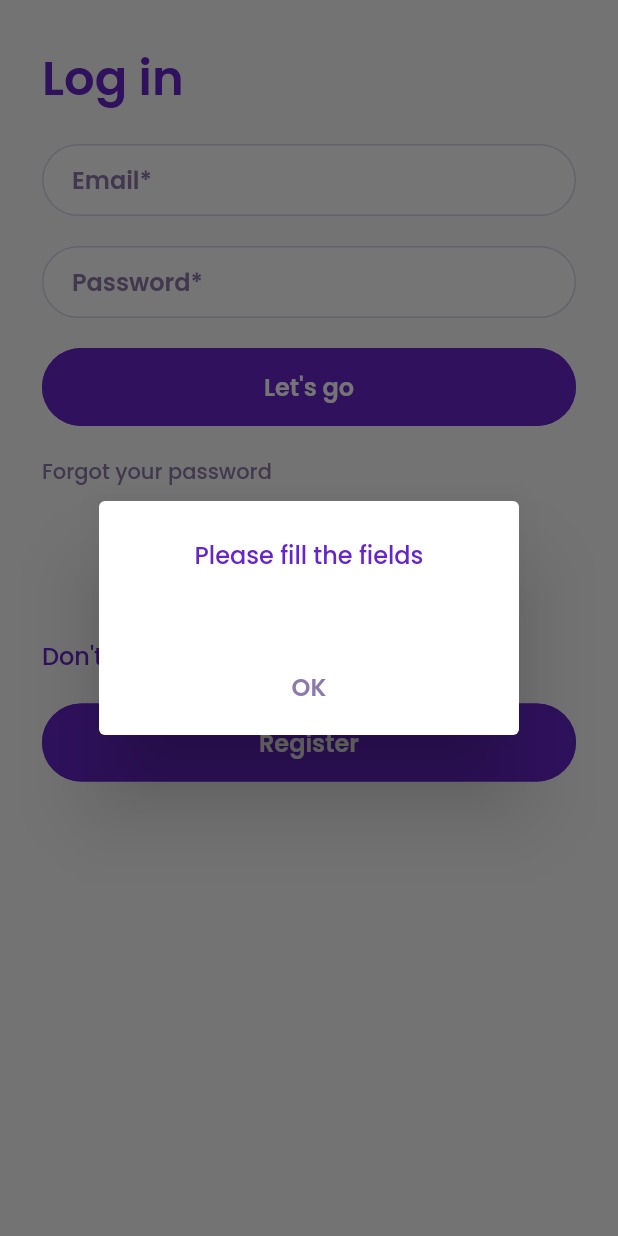
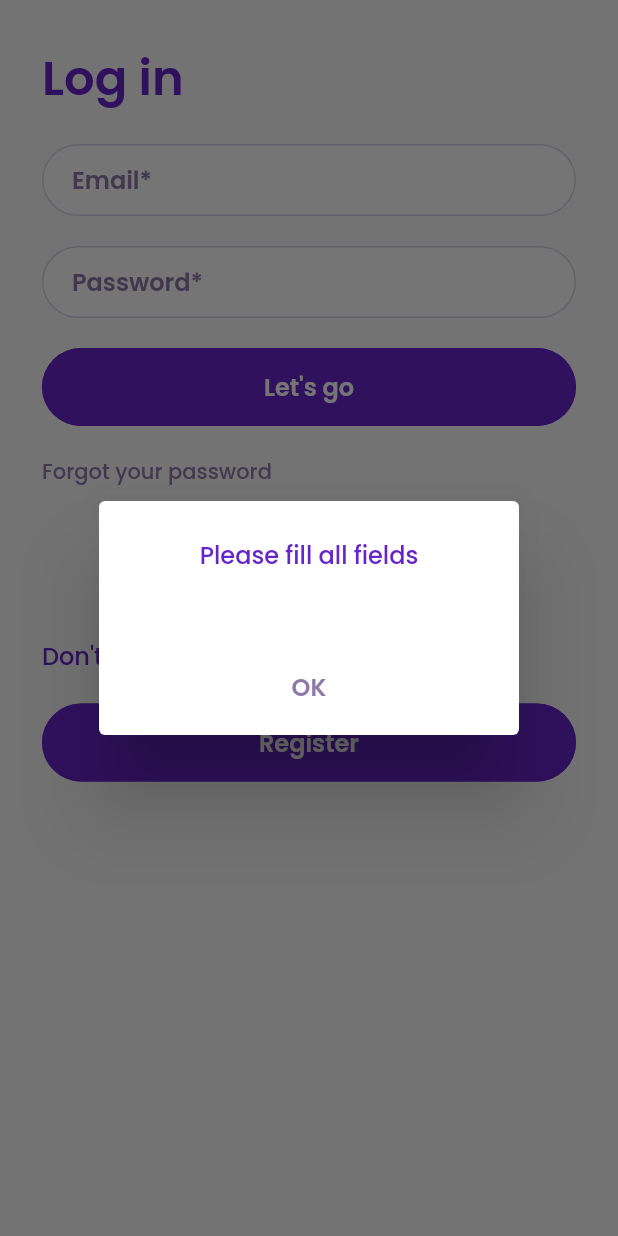
Before and after one commit to boranpek/spark_auth_demo, a Flutter app: the LoginView screen opened directly, after a tap on "Let's go", on a phone screen of 412 x 824 dp. Run offline on Flutter 3.47's test engine with Material 2 defaults, Android fonts, the phone set to English and light mode, and no system bars; our stand-ins replace bloc, cloud_firestore, dropdown_button2, equatable, firebase_auth, firebase_core and 3 more; accounts and stored records are empty.

Commit message:
make texts constant

```diff
--- a/lib/core/constants/texts/texts.dart
+++ b/lib/core/constants/texts/texts.dart
@@ -21,4 +21,19 @@ class AppTexts {
   static const dontHaveAccount = "Don't have an account? Register now!";
   static const fotgotPassDescription =
       "Enter the email address associated with your account and we'll email you a link to reset your password.";
+  static const errorWrongEmailOrPassword = 'Wrong email or password';
+  static const pleaseWait = 'Please wait...';
+  static const errorPleaseFillAll = 'Please fill all fields';
+  static const errorPleaseCheckPrivacy = 'Please check privacy policy';
+  static const pleaseEnterYourEmail = 'Please enter your email';
+  static const errorWrongEmail = 'Wrong email';
+  static const emailIsSent = 'Email is sent';
+  static const userLoggedIn = 'logged in';
+  static const userRegistered = 'User is registered';
+  static const fillRequiredFields = 'Please fill the required fields';
+  static const passwordsAreNotMatched = 'Passwords are not matched';
+  static const pleaseEnterYourName = 'Please enter your name';
+  static const invalidEmail = 'Invalid email';
+  static const passLengthMin = 'Password lenght should be min 8 character';
+
 }
--- a/lib/feature/login/cubit/login_cubit.dart
+++ b/lib/feature/login/cubit/login_cubit.dart
@@ -54,13 +54,14 @@ class LoginCubit extends Cubit<LoginState> with BaseCubit {
             email: emailController.text, password: passwordController.text);
         await loggedUser(readUser());
         Navigator.pop(context!);
-        context!.showSnackBar('${appStateManager.user.name} logged in');
+        context!.showSnackBar(
+            '${appStateManager.user.name} ${AppTexts.userLoggedIn}');
       } on FirebaseAuthException {
         Navigator.pop(context!);
-        context!.customShowDialog(title: 'Password or Email is wrong');
+        context!.customShowDialog(title: AppTexts.errorWrongEmailOrPassword);
       }
     } else {
-      context!.customShowDialog(title: 'Please fill the fields');
+      context!.customShowDialog(title: AppTexts.errorPleaseFillAll);
     }
   }
 
```
Also changed, not shown: lib/core/components/textfield/custom_textfield.dart (+6 -4 lines), lib/feature/forgot_password/cubit/forgot_password_cubit.dart (+4 -3 lines), lib/feature/signup/cubit/signup_cubit.dart (+4 -4 lines).
